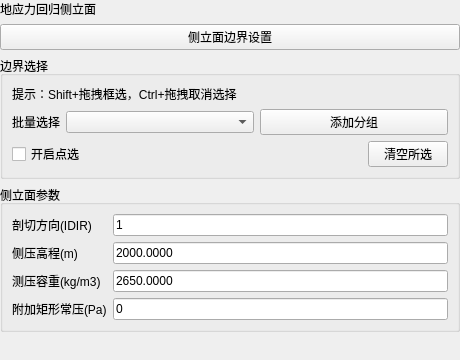
This is plugins/Base_Slover/GeoStressSideFacePage.ui in asd977/base_cae as Qt 5 draws it before an edit. The edited form follows.
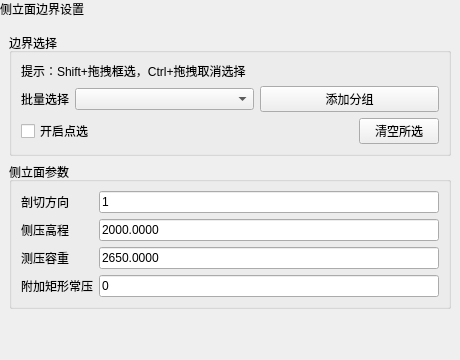
This is the edited form. Custom widgets are drawn as their Qt base class.

```diff
--- a/plugins/Base_Slover/GeoStressSideFacePage.ui
+++ b/plugins/Base_Slover/GeoStressSideFacePage.ui
@@ -14,7 +14,49 @@
    <string>侧立面</string>
   </property>
   <layout class="QVBoxLayout" name="mainLayout">
-   <property name="leftMargin"><number>0</number></property><property name="topMargin"><number>0</number></property><property name="rightMargin"><number>0</number></property><property name="bottomMargin"><number>0</number></property><item><widget class="QLabel" name="pageNameLabel"><property name="text"><string>地应力回归侧立面</string></property></widget></item><item><widget class="QPushButton" name="sectionTitleButton"><property name="text"><string>侧立面边界设置</string></property></widget></item><item>
+   <property name="leftMargin">
+    <number>0</number>
+   </property>
+   <property name="topMargin">
+    <number>0</number>
+   </property>
+   <property name="rightMargin">
+    <number>0</number>
+   </property>
+   <property name="bottomMargin">
+    <number>0</number>
+   </property>
+   <item>
+    <widget class="QLabel" name="pageHeaderLabel">
+     <property name="sizePolicy">
+      <sizepolicy hsizetype="Preferred" vsizetype="Fixed">
+       <horstretch>0</horstretch>
+       <verstretch>0</verstretch>
+      </sizepolicy>
+     </property>
+     <property name="text">
+      <string>侧立面边界设置</string>
+     </property>
+    </widget>
+   </item>
+   <item>
+    <layout class="QVBoxLayout" name="contentLayout">
+     <property name="leftMargin">
+      <number>9</number>
+     </property>
+     <property name="topMargin">
+      <number>9</number>
+     </property>
+     <property name="rightMargin">
+      <number>9</number>
+     </property>
+     <property name="bottomMargin">
+      <number>9</number>
+     </property>
+     <property name="spacing">
+      <number>6</number>
+     </property>
+     <item>
     <widget class="QGroupBox" name="selectionGroup">
      <property name="title">
       <string>边界选择</string>
@@ -26,7 +68,7 @@
          <string>提示：Shift+拖拽框选，Ctrl+拖拽取消选择</string>
         </property>
         <property name="wordWrap">
-         <bool>true</bool>
+           <bool>false</bool>
         </property>
        </widget>
       </item>
@@ -43,10 +85,20 @@
           <property name="text">
            <string>批量选择</string>
           </property>
+            <property name="wordWrap">
+             <bool>false</bool>
+            </property>
          </widget>
         </item>
         <item>
-         <widget class="CustomComboBox" name="groupCombo" />
+           <widget class="CustomComboBox" name="groupCombo">
+            <property name="minimumSize">
+             <size>
+              <width>10</width>
+              <height>0</height>
+             </size>
+            </property>
+           </widget>
         </item>
         <item>
          <widget class="QPushButton" name="batchAddButton">
@@ -100,7 +152,10 @@
       <item row="0" column="0">
        <widget class="QLabel" name="idirLabel">
         <property name="text">
-         <string>剖切方向(IDIR)</string>
+           <string>剖切方向</string>
+          </property>
+          <property name="wordWrap">
+           <bool>false</bool>
         </property>
        </widget>
       </item>
@@ -109,12 +164,21 @@
         <property name="text">
          <string>1</string>
         </property>
+          <property name="minimumSize">
+           <size>
+            <width>10</width>
+            <height>0</height>
+           </size>
+          </property>
        </widget>
       </item>
       <item row="1" column="0">
        <widget class="QLabel" name="heightLabel">
         <property name="text">
-         <string>侧压高程(m)</string>
+           <string>侧压高程</string>
+          </property>
+          <property name="wordWrap">
+           <bool>false</bool>
         </property>
        </widget>
       </item>
@@ -123,12 +187,21 @@
         <property name="text">
          <string>2000.0000</string>
         </property>
+          <property name="minimumSize">
+           <size>
+            <width>10</width>
+            <height>0</height>
+           </size>
+          </property>
        </widget>
       </item>
       <item row="2" column="0">
        <widget class="QLabel" name="gamaLabel">
         <property name="text">
-         <string>测压容重(kg/m3)</string>
+           <string>测压容重</string>
+          </property>
+          <property name="wordWrap">
+           <bool>false</bool>
         </property>
        </widget>
       </item>
@@ -137,12 +210,21 @@
         <property name="text">
          <string>2650.0000</string>
         </property>
+          <property name="minimumSize">
+           <size>
+            <width>10</width>
+            <height>0</height>
+           </size>
+          </property>
        </widget>
       </item>
       <item row="3" column="0">
        <widget class="QLabel" name="pgroutLabel">
         <property name="text">
-         <string>附加矩形常压(Pa)</string>
+           <string>附加矩形常压</string>
+          </property>
+          <property name="wordWrap">
+           <bool>false</bool>
         </property>
        </widget>
       </item>
@@ -151,6 +233,12 @@
         <property name="text">
          <string>0</string>
         </property>
+          <property name="minimumSize">
+           <size>
+            <width>10</width>
+            <height>0</height>
+           </size>
+          </property>
        </widget>
       </item>
      </layout>
@@ -168,6 +256,8 @@
       </size>
      </property>
     </spacer>
+     </item>
+    </layout>
    </item>
   </layout>
  </widget>
```
Lines whose indentation alone changed are shown as unchanged.
